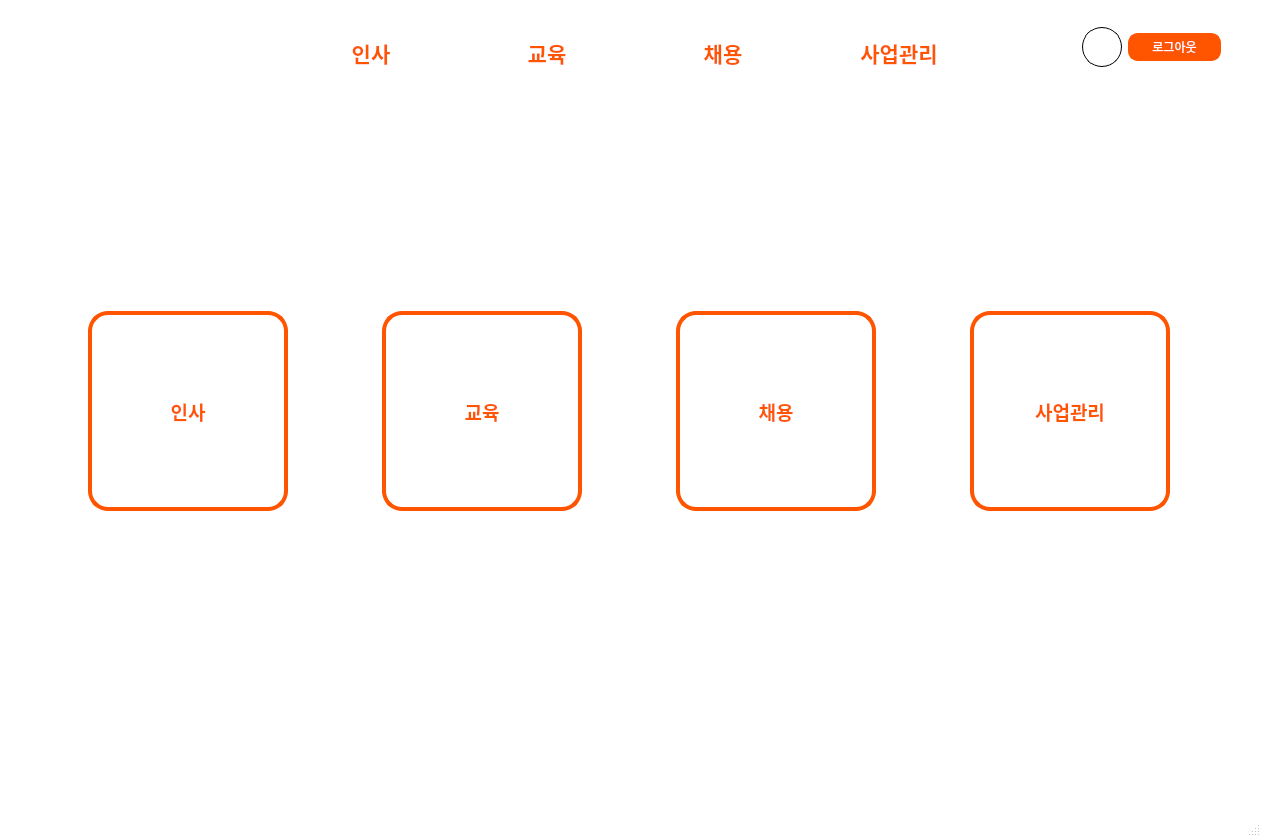
First picture: the form in Index.ui, repository hyeona-jeong/HRIS, before the edit.
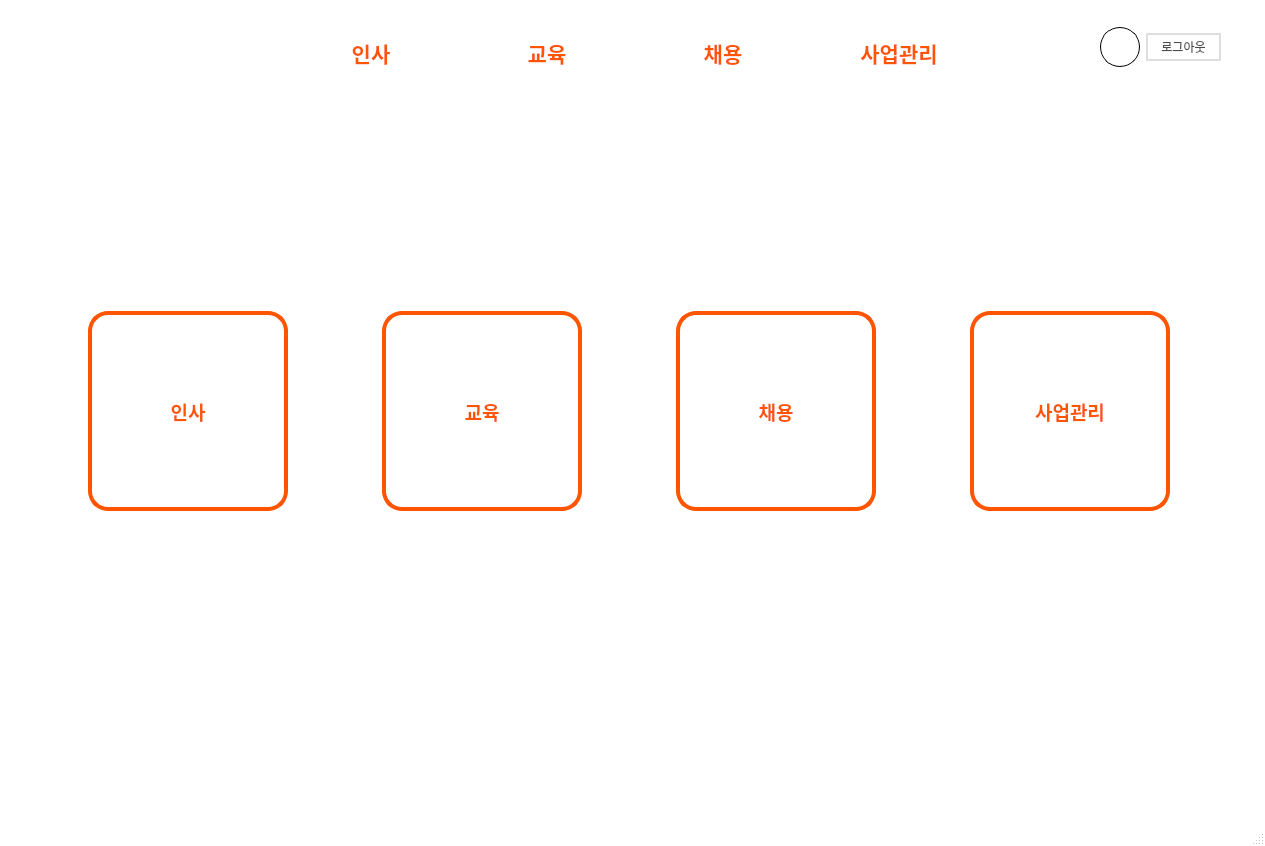
Second picture: the form after the edit. Icons and pictures are not drawn.

```diff
--- a/Index.ui
+++ b/Index.ui
@@ -6,8 +6,8 @@
    <rect>
     <x>0</x>
     <y>0</y>
-    <width>1261</width>
-    <height>837</height>
+    <width>1265</width>
+    <height>846</height>
    </rect>
   </property>
   <property name="sizePolicy">
@@ -747,21 +747,20 @@
           <widget class="QPushButton" name="logoutBtn">
            <property name="minimumSize">
             <size>
-             <width>93</width>
+             <width>75</width>
              <height>28</height>
             </size>
            </property>
            <property name="maximumSize">
             <size>
-             <width>93</width>
+             <width>75</width>
              <height>28</height>
             </size>
            </property>
            <property name="styleSheet">
-            <string notr="true">background-color: #ff5500;
-border-radius : 10px; 
-border : 2px solid #ff5500;
-color: white;
+            <string notr="true">background-color: white;
+border : 2px solid #dedede;
+color: #4c4c4c;
 </string>
            </property>
            <property name="text">
```
Left out of the diff: 4 changed lines with no effect on the pictures.
